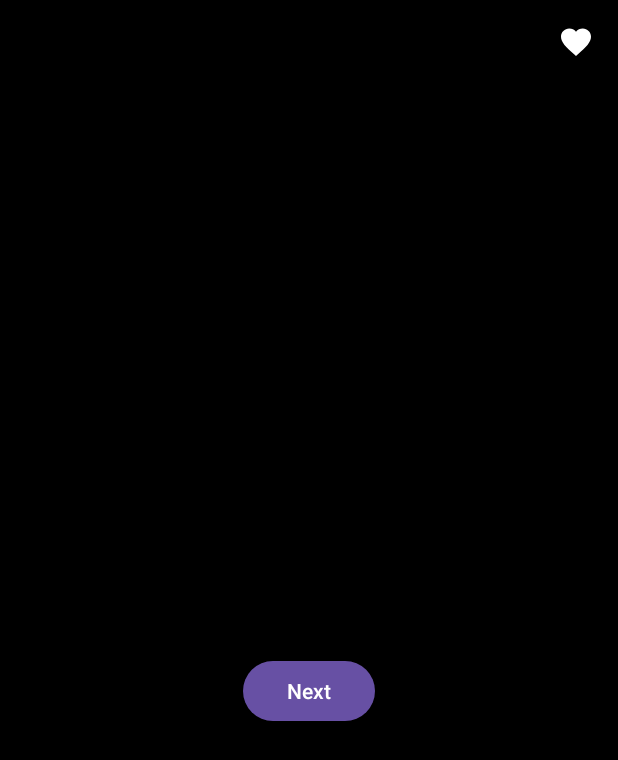
After one commit to ILGIZAKBARALIEV/android, an Android app: the SecondActivity screen opened directly, with no data from a screen before it, on a phone screen of 412 x 824 dp. The commit adds this screen. Shown: the top 760 px of the screen. Run offline under Robolectric (Android 15) with nearby library versions, the phone set to English and light mode, and no system bars.

Commit message:
HomeWork4

```diff
--- a/app/src/main/AndroidManifest.xml
+++ b/app/src/main/AndroidManifest.xml
@@ -20,6 +20,9 @@
                 <category android:name="android.intent.category.LAUNCHER" />
             </intent-filter>
         </activity>
+
+        <activity android:name=".SecondActivity" />
+
     </application>
 
 </manifest>
--- a/app/src/main/java/com/example/calculator/MainActivity.kt
+++ b/app/src/main/java/com/example/calculator/MainActivity.kt
@@ -1,4 +1,6 @@
 package com.example.calculator
+
+import android.content.Intent
 import androidx.appcompat.app.AppCompatActivity
 import android.os.Bundle
 import android.view.View
@@ -9,6 +11,7 @@ import java.text.DecimalFormat
 class MainActivity : AppCompatActivity() {
 
     private lateinit var resultTextView: TextView
+    private lateinit var showResultButton: Button
 
     private var operand1: Double? = null
     private var pendingOperation = ""
@@ -19,8 +22,11 @@ class MainActivity : AppCompatActivity() {
         setContentView(R.layout.activity_main)
 
         resultTextView = findViewById(R.id.resultTextView)
+        showResultButton = findViewById(R.id.button_show_result)
+
 
         val listener = View.OnClickListener { v ->
+            showResultButton.visibility = View.GONE
             val button = v as Button
             when (button.id) {
                 R.id.button_0, R.id.button_1, R.id.button_2, R.id.button_3,
@@ -60,6 +66,12 @@ class MainActivity : AppCompatActivity() {
         findViewById<Button>(R.id.button_ac).setOnClickListener(listener)
         findViewById<Button>(R.id.button_percent).setOnClickListener(listener)
         findViewById<Button>(R.id.button_sign).setOnClickListener(listener)
+        showResultButton.setOnClickListener {
+            val result = resultTextView.text.toString()
+            val intent = Intent(this, SecondActivity::class.java)
+            intent.putExtra("result", result)
+            startActivity(intent)
+        }
     }
 
     private fun onNumberClick(button: Button) {
@@ -126,6 +138,7 @@ class MainActivity : AppCompatActivity() {
             operand1 = result
             pendingOperation = ""
             isNewOperation = true
+            showResultButton.visibility = View.VISIBLE
         }
     }
 
--- /dev/null
+++ b/app/src/main/java/com/example/calculator/SecondActivity.kt
@@ -0,0 +1,41 @@
+package com.example.calculator
+
+import android.os.Bundle
+import android.widget.Button
+import android.widget.ImageButton
+import android.widget.TextView
+import androidx.appcompat.app.AppCompatActivity
+import androidx.core.content.ContextCompat
+
+class SecondActivity : AppCompatActivity() {
+
+    private lateinit var resultTextView: TextView
+    private lateinit var nextButton: Button
+    private lateinit var likeButton: ImageButton
+    private var isLiked = false
+
+    override fun onCreate(savedInstanceState: Bundle?) {
+        super.onCreate(savedInstanceState)
+        setContentView(R.layout.activity_second)
+
+        resultTextView = findViewById(R.id.activity_second_result_text_view)
+        nextButton = findViewById(R.id.next_button)
+        likeButton = findViewById(R.id.like_button)
+
+        val result = intent.getStringExtra("result")
+        resultTextView.text = result
+
+        nextButton.setOnClickListener {
+            finishAffinity()
+        }
+
+        likeButton.setOnClickListener {
+            isLiked = !isLiked
+            if (isLiked) {
+                likeButton.setColorFilter(ContextCompat.getColor(this, R.color.red))
+            } else {
+                likeButton.setColorFilter(ContextCompat.getColor(this, R.color.white))
+            }
+        }
+    }
+}
--- /dev/null
+++ b/app/src/main/res/drawable/ic_heart.xml
@@ -0,0 +1,10 @@
+<vector xmlns:android="http://schemas.android.com/apk/res/android"
+    android:width="24dp"
+    android:height="24dp"
+    android:viewportWidth="24.0"
+    android:viewportHeight="24.0"
+    android:tint="?attr/colorControlNormal">
+    <path
+        android:fillColor="@android:color/white"
+        android:pathData="M12,21.35l-1.45,-1.32C5.4,15.36 2,12.28 2,8.5 2,5.42 4.42,3 7.5,3c1.74,0 3.41,0.81 4.5,2.09C13.09,3.81 14.76,3 16.5,3 19.58,3 22,5.42 22,8.5c0,3.78 -3.4,6.86 -8.55,11.54L12,21.35z"/>
+</vector>
--- a/app/src/main/res/layout/activity_main.xml
+++ b/app/src/main/res/layout/activity_main.xml
@@ -6,6 +6,17 @@
     android:layout_height="match_parent"
     android:background="#000000"
     tools:context=".MainActivity">
+
+    <Button
+        android:id="@+id/button_show_result"
+        android:layout_width="wrap_content"
+        android:layout_height="wrap_content"
+        android:text="Показать результат"
+        android:visibility="gone"
+        app:layout_constraintTop_toTopOf="parent"
+        app:layout_constraintEnd_toEndOf="parent"
+        android:layout_marginTop="16dp"
+        android:layout_marginEnd="16dp" />
 
     <TextView
         android:id="@+id/resultTextView"
--- /dev/null
+++ b/app/src/main/res/layout/activity_second.xml
@@ -0,0 +1,43 @@
+<?xml version="1.0" encoding="utf-8"?>
+<androidx.constraintlayout.widget.ConstraintLayout xmlns:android="http://schemas.android.com/apk/res/android"
+    xmlns:app="http://schemas.android.com/apk/res-auto"
+    android:layout_width="match_parent"
+    android:layout_height="match_parent"
+    android:background="@color/black">
+
+    <TextView
+        android:id="@+id/activity_second_result_text_view"
+        android:layout_width="wrap_content"
+        android:layout_height="wrap_content"
+        android:textColor="@color/white"
+        android:textSize="48sp"
+        app:layout_constraintTop_toTopOf="parent"
+        app:layout_constraintStart_toStartOf="parent"
+        app:layout_constraintEnd_toEndOf="parent"
+        app:layout_constraintBottom_toTopOf="@id/next_button"
+        app:layout_constraintVertical_chainStyle="packed"
+        android:layout_marginBottom="32dp"/>
+
+    <Button
+        android:id="@+id/next_button"
+        android:layout_width="wrap_content"
+        android:layout_height="wrap_content"
+        android:text="Next"
+        app:layout_constraintTop_toBottomOf="@id/activity_second_result_text_view"
+        app:layout_constraintStart_toStartOf="parent"
+        app:layout_constraintEnd_toEndOf="parent"
+        app:layout_constraintBottom_toBottomOf="parent"/>
+
+    <ImageButton
+        android:id="@+id/like_button"
+        android:layout_width="wrap_content"
+        android:layout_height="wrap_content"
+        android:src="@drawable/ic_heart"
+        android:background="?attr/selectableItemBackgroundBorderless"
+        app:layout_constraintTop_toTopOf="parent"
+        app:layout_constraintEnd_toEndOf="parent"
+        android:layout_margin="16dp"
+        app:tint="@color/white" />
+
+
+</androidx.constraintlayout.widget.ConstraintLayout>
--- a/app/src/main/res/values/colors.xml
+++ b/app/src/main/res/values/colors.xml
@@ -2,5 +2,6 @@
 <resources>
     <color name="black">#FF000000</color>
     <color name="white">#FFFFFFFF</color>
+    <color name="red">#FFC70039</color>
 
 </resources>
```
